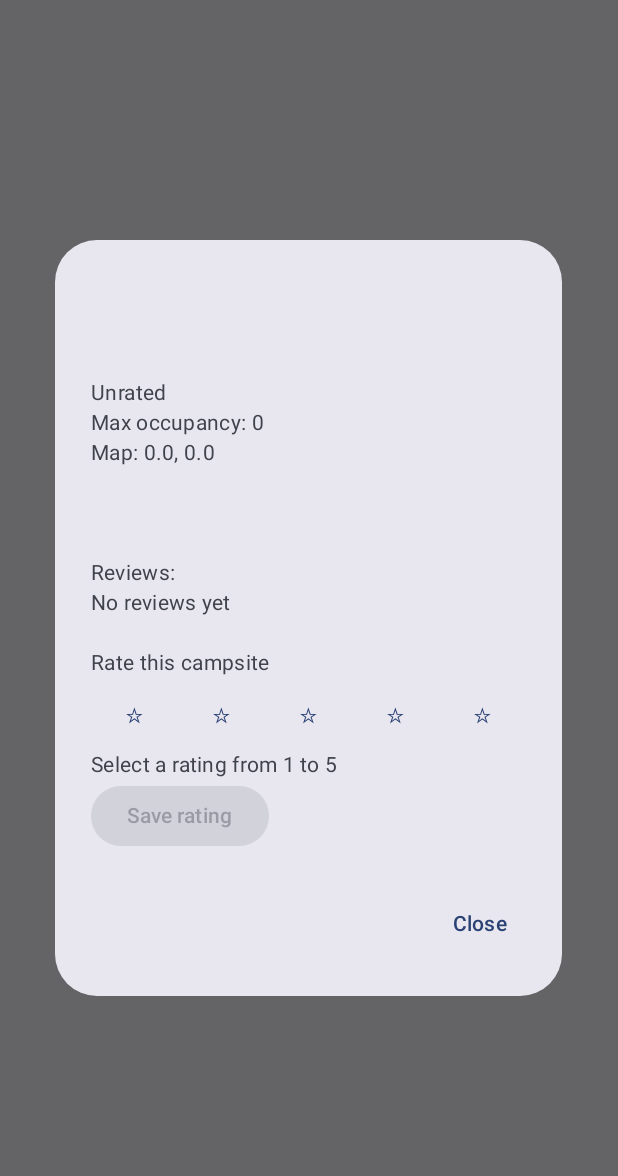
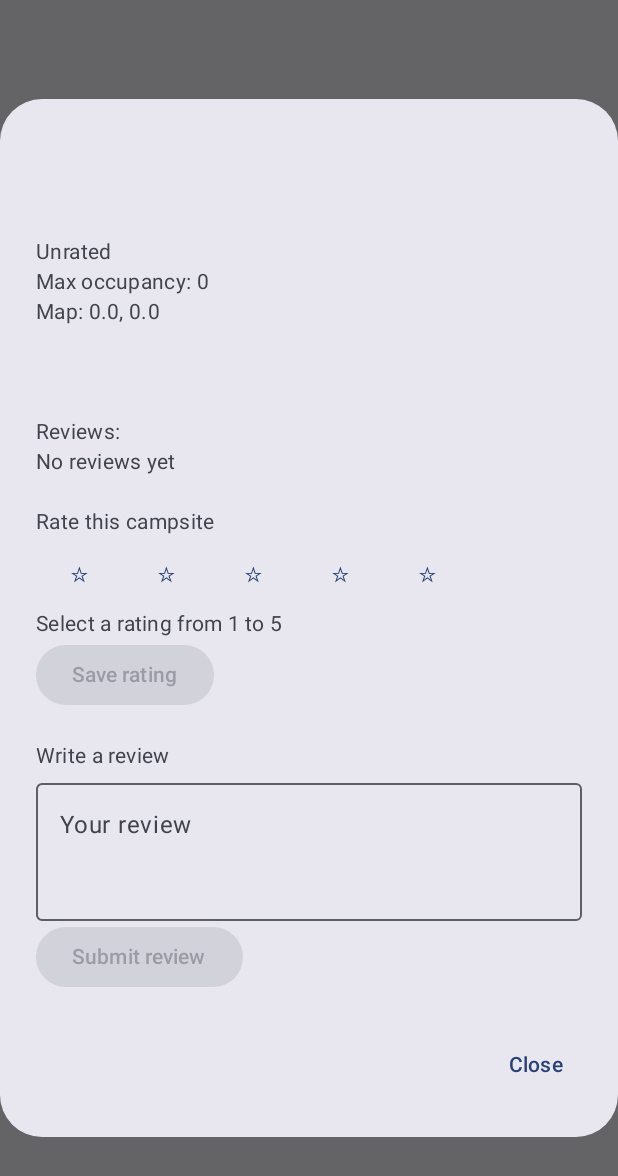
Before and after one commit to CMPUT301-F26-POPEYE/spinach, an Android app built with Jetpack Compose: the composable CampsiteDetailsDialog shown on its own in the app's theme, on a phone screen of 412 x 824 dp. Shown: the top 1176 px of the screen. Run offline under Robolectric (Android 15) with nearby library versions, the phone set to English and light mode, and no system bars; our stand-ins replace Firebase (no records; nobody signed in at launch, a user with empty details on screens opened directly).

Commit message:
Implement US 01.13.02 campsite reviews

```diff
--- a/Spinach/app/src/main/java/com/example/spinach/CampsiteDetailsDialog.kt
+++ b/Spinach/app/src/main/java/com/example/spinach/CampsiteDetailsDialog.kt
@@ -19,6 +19,8 @@ import androidx.compose.ui.Modifier
 import androidx.compose.ui.platform.LocalContext
 import kotlinx.coroutines.CancellationException
 import kotlinx.coroutines.launch
+import androidx.compose.material3.OutlinedTextField
+import androidx.compose.foundation.layout.fillMaxWidth
 
 
 /**
@@ -32,6 +34,8 @@ import kotlinx.coroutines.launch
  * - US 01.01.06 As an entrant, I want to join an active lottery from the campsite details screen.
  * - US 01.02.01 As an entrant, I want to join the waiting list for a campsite lottery.
  * - US 01.02.02 As an entrant, I want to leave the waiting list for a campsite lottery.
+ * - US 01.13.01: Rate a campsite.
+ * - US 01.13.02: Write a campsite review.
  *
  * @param campsite The campsite to show.
  * @param onDismiss Called when the popup should close.
@@ -69,6 +73,16 @@ fun CampsiteDetailsDialog(campsite: Campsite, onDismiss: () -> Unit) {
         mutableStateOf(false)
     }
 
+    // Keep track of the review the entrant is writing
+    var reviewText by remember(campsite.id) {
+        mutableStateOf("")
+    }
+
+    // Stop multiple review submissions
+    var savingReview by remember {
+        mutableStateOf(false)
+    }
+
 
     LaunchedEffect(campsite.id) {
         try {
@@ -83,18 +97,27 @@ fun CampsiteDetailsDialog(campsite: Campsite, onDismiss: () -> Unit) {
     }
 
     // US 01.13.01: Load the entrant's previous rating
+
     LaunchedEffect(campsite.id, entrantId) {
         try {
+            // Load the entrant's saved rating
             myRating = reviewRepository.getMyRating(
+                campsite.id,
+                entrantId
+            )
+
+            // Load their previous review so they can edit it
+            reviewText = reviewRepository.getMyReview(
                 campsite.id,
                 entrantId
             )
         } catch (e: CancellationException) {
             throw e
         } catch (e: Exception) {
-            message = e.message ?: "Could not load rating"
+            message = e.message ?: "Could not load rating or review"
         }
     }
+
 
     val l = lottery
 
@@ -103,7 +126,8 @@ fun CampsiteDetailsDialog(campsite: Campsite, onDismiss: () -> Unit) {
         title = { Text(campsite.name) },
         text = {
             Column(Modifier.verticalScroll(rememberScrollState())) {
-                detailLines(campsite).forEach { Text(it) }
+                // Show updated ratings and reviews after saving
+                detailLines(currentCampsite).forEach { Text(it) }
 
                 // US 01.13.01: Rating section
                 Text("")
@@ -163,6 +187,54 @@ fun CampsiteDetailsDialog(campsite: Campsite, onDismiss: () -> Unit) {
                 }
 
 
+// US 01.13.02: Let entrants write a campsite review
+                Text("")
+                Text("Write a review")
+
+                OutlinedTextField(
+                    value = reviewText,
+                    onValueChange = { reviewText = it },
+                    label = { Text("Your review") },
+                    placeholder = { Text("What did you think of this campsite?") },
+                    modifier = Modifier.fillMaxWidth(),
+                    minLines = 3
+                )
+
+                Button(
+                    enabled = reviewText.isNotBlank() && !savingReview,
+                    onClick = {
+                        savingReview = true
+
+                        scope.launch {
+                            try {
+                                // Save the written review in Firebase
+                                reviewRepository.saveReview(
+                                    campsite.id,
+                                    entrantId,
+                                    reviewText
+                                )
+
+                                // Reload campsite details to show the new review
+                                currentCampsite =
+                                    campsiteRepository.getCampsite(campsite.id)
+                                        ?: currentCampsite
+
+                                message = "Review submitted!"
+                            } catch (e: CancellationException) {
+                                throw e
+                            } catch (e: Exception) {
+                                message = e.message ?: "Could not save review"
+                            } finally {
+                                savingReview = false
+                            }
+                        }
+                    }
+                ) {
+                    Text(if (savingReview) "Submitting..." else "Submit review")
+                }
+
+
+
                 if (l != null) lotteryLines(l).forEach { Text(it) }
                 message?.let {
                     Text("")
--- a/Spinach/app/src/main/java/com/example/spinach/ReviewRepository.kt
+++ b/Spinach/app/src/main/java/com/example/spinach/ReviewRepository.kt
@@ -13,6 +13,26 @@ import kotlinx.coroutines.tasks.await
 class ReviewRepository(
     private val db: FirebaseFirestore = FirebaseFirestore.getInstance()
 ) {
+
+
+    /**
+     * Gets the review this entrant previously wrote for a campsite.
+     *
+     * Created with the help of ChatGPT, OpenAI,
+     * "CMPUT 301 Campsite Reviews", November 23, 2026.
+     */
+    suspend fun getMyReview(campsiteId: String, entrantId: String): String {
+        // Look for the entrant's existing review
+        val snapshot = db.collection("campsites")
+            .document(campsiteId)
+            .collection("reviews")
+            .document(entrantId)
+            .get()
+            .await()
+
+        return snapshot.toObject(Review::class.java)?.comment.orEmpty()
+    }
+
 
     /**
      * Saves a rating for a campsite.
@@ -80,4 +100,54 @@ class ReviewRepository(
 
         return snapshot.toObject(Review::class.java)?.rating ?: 0
     }
+
+    /**
+     * Saves a written review for a campsite.
+     * If the entrant already left a review, their old comment is replaced.
+     *
+     * Created with the help of ChatGPT, OpenAI,
+     * "CMPUT 301 Campsite Reviews", November 23, 2026.
+     */
+    suspend fun saveReview(
+        campsiteId: String,
+        entrantId: String,
+        comment: String
+    ) {
+        // Don't save empty reviews
+        if (comment.isBlank()) {
+            throw IllegalArgumentException("Review cannot be empty")
+        }
+
+        val campsiteRef = db.collection("campsites").document(campsiteId)
+
+        // Each entrant has one review document per campsite
+        val reviewRef = campsiteRef.collection("reviews").document(entrantId)
+
+        db.runTransaction { transaction ->
+            val campsite = transaction.get(campsiteRef)
+                .toObject(Campsite::class.java)
+                ?: throw IllegalArgumentException("Campsite not found")
+
+            val previous = transaction.get(reviewRef)
+                .toObject(Review::class.java)
+                ?: throw IllegalArgumentException("Rate this campsite first")
+
+            val comments = campsite.reviews.toMutableList()
+
+            // Remove their previous comment if they are editing their review
+            if (previous.comment.isNotBlank()) {
+                comments.remove(previous.comment)
+            }
+
+            // Add the new comment to the campsite's reviews
+            val updatedComment = comment.trim()
+            comments.add(updatedComment)
+
+            // Save the comment while keeping the original rating
+            transaction.update(campsiteRef, "reviews", comments)
+            transaction.update(reviewRef, "comment", updatedComment)
+
+            Unit
+        }.await()
+    }
 }
```
